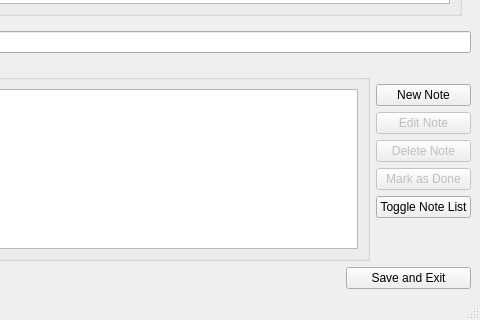
Above: mainwindow.ui from cihansenyuz/notebook before the change; both pictures show x 156 to 636 and y 240 to 560 of the 636 by 560 pixel window. Below: the same form after it.
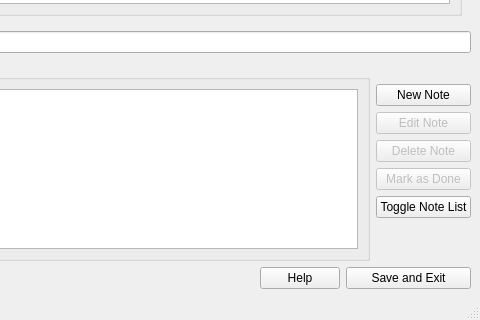
That is the form after the change.

Commit message: help dialog window is added

What changed in the file:
```diff
--- a/mainwindow.ui
+++ b/mainwindow.ui
@@ -226,6 +226,13 @@
         </property>
        </spacer>
       </item>
+      <item>
+       <widget class="QPushButton" name="helpButton">
+        <property name="text">
+         <string>Help</string>
+        </property>
+       </widget>
+      </item>
       <item>
        <widget class="QPushButton" name="exitButton">
         <property name="sizePolicy">
```
The commit also changes 7 other files.
